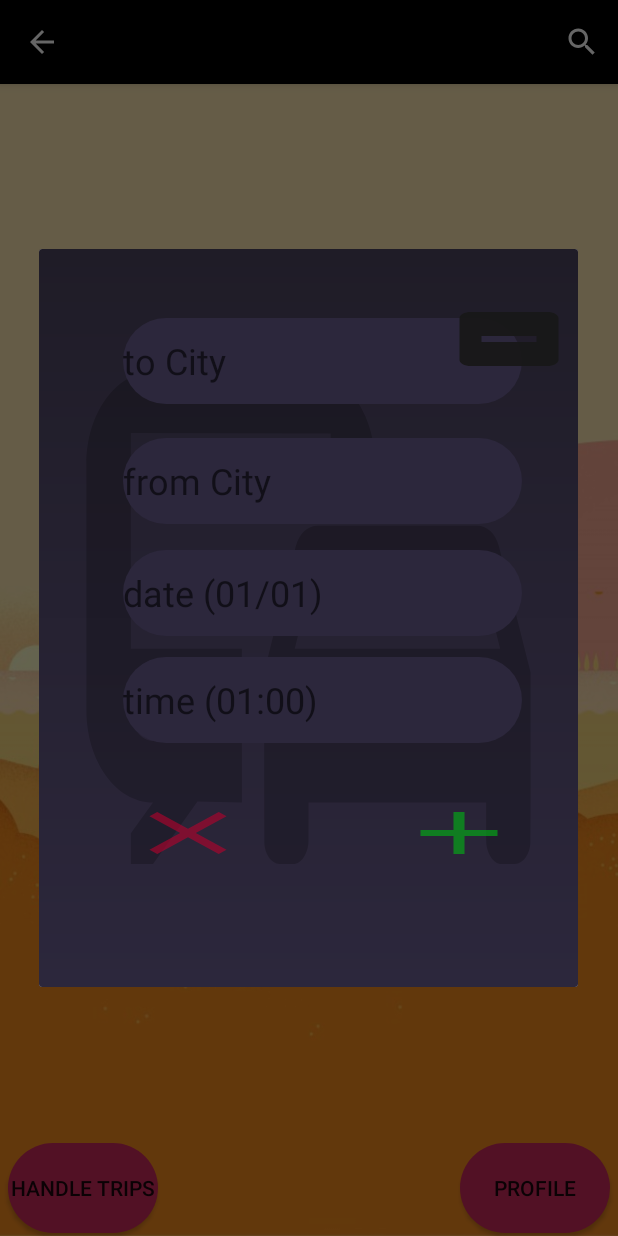
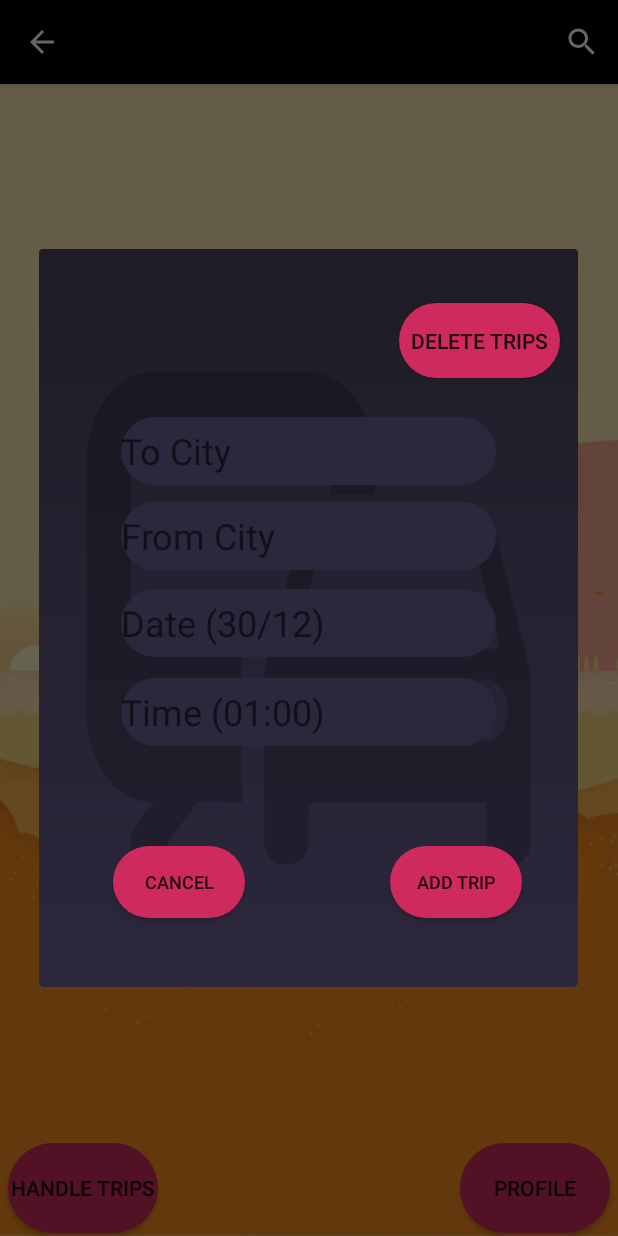
Before and after one commit to Rejabo/Android_Application, an Android app: the Search screen opened directly, with no data from a screen before it, after a tap on "HANDLE TRIPS", on a phone screen of 412 x 824 dp. Run offline under Robolectric (Android 15) with nearby library versions, the phone set to English and light mode, and no system bars; our stand-ins replace CircleImageView, Firebase (no records; nobody signed in at launch, a user with empty details on screens opened directly), Volley; pictures from the network do not load.

Commit message:
New desgin_2

```diff
--- a/Alen_Fahad/app/src/main/java/com/example/triptogether/Search.java
+++ b/Alen_Fahad/app/src/main/java/com/example/triptogether/Search.java
@@ -216,7 +216,7 @@ public class Search extends AppCompatActivity {
                 myRef.setValue(fromto);
 
                 DatabaseReference myRef1 = db.getReference("users").child(UserDetails.username).child("course");
-                myRef1.setValue(dateTrip + "at time:" + timeTrip);
+                myRef1.setValue(dateTrip + ", at time: " + timeTrip);
 
                 DatabaseReference myRef2 = db.getReference("users").child(UserDetails.username).child("email");
                 myRef2.setValue(UserDetails.username);
--- a/Alen_Fahad/app/src/main/res/layout/activity_main.xml
+++ b/Alen_Fahad/app/src/main/res/layout/activity_main.xml
@@ -28,7 +28,8 @@
         android:layout_width="388dp"
         android:layout_height="196dp"
         android:layout_marginTop="220dp"
-        android:textColor="@color/white"
+        android:textColor="#000"
+        android:background="@drawable/bubble_in"
         android:textSize="18sp"
         app:layout_constraintBottom_toBottomOf="@+id/searchButton"
         app:layout_constraintEnd_toEndOf="parent"
--- a/Alen_Fahad/app/src/main/res/layout/activity_search.xml
+++ b/Alen_Fahad/app/src/main/res/layout/activity_search.xml
@@ -9,8 +9,8 @@
 
     <androidx.recyclerview.widget.RecyclerView
         android:id="@+id/recview"
-        android:layout_width="392dp"
-        android:layout_height="385dp"
+        android:layout_width="385dp"
+        android:layout_height="559dp"
         app:layout_constraintBottom_toBottomOf="parent"
         app:layout_constraintEnd_toEndOf="parent"
         app:layout_constraintHorizontal_bias="0.478"
--- a/Alen_Fahad/app/src/main/res/layout/editdescriptionpopup.xml
+++ b/Alen_Fahad/app/src/main/res/layout/editdescriptionpopup.xml
@@ -8,31 +8,29 @@
 
     <EditText
         android:id="@+id/editDescriptionText"
-        android:layout_width="305dp"
-        android:layout_height="251dp"
-        android:ems="10"
+        android:layout_width="321dp"
+        android:layout_height="100dp"
         android:inputType="textPersonName"
-        android:textColor="@color/white"
-        android:text="edit here"
+        android:textColor="#000"
         app:layout_constraintBottom_toBottomOf="parent"
         app:layout_constraintEnd_toEndOf="parent"
         app:layout_constraintStart_toStartOf="parent"
         app:layout_constraintTop_toTopOf="parent"
-        app:layout_constraintVertical_bias="0.0" />
+        app:layout_constraintVertical_bias="0.092" />
 
     <Button
         android:id="@+id/submitEditButton"
-        android:layout_width="83dp"
-        android:layout_height="67dp"
+        android:layout_width="95dp"
+        android:layout_height="60dp"
         android:layout_marginBottom="172dp"
+        android:background="@drawable/button_background"
         android:onClick="onClick"
-        android:background="@drawable/button_background"
         android:text="submit"
         app:layout_constraintBottom_toBottomOf="parent"
         app:layout_constraintEnd_toEndOf="@+id/editDescriptionText"
         app:layout_constraintHorizontal_bias="1.0"
         app:layout_constraintStart_toStartOf="@+id/editDescriptionText"
         app:layout_constraintTop_toBottomOf="@+id/editDescriptionText"
-        app:layout_constraintVertical_bias="0.0" />
+        app:layout_constraintVertical_bias="0.272" />
 
 </androidx.constraintlayout.widget.ConstraintLayout>
--- a/Alen_Fahad/app/src/main/res/layout/popup.xml
+++ b/Alen_Fahad/app/src/main/res/layout/popup.xml
@@ -20,62 +20,58 @@
         app:layout_constraintVertical_bias="0.19" />
 
     <EditText
-        android:id="@+id/toCity"
-        android:layout_width="266dp"
-        android:layout_height="57dp"
+        android:id="@+id/fromCity"
+        android:layout_width="250dp"
+        android:layout_height="45dp"
         android:background="@drawable/edit_text_background"
-        android:hint="to City"
+        android:hint="To City"
         android:textColor="@color/colorAccent"
         android:textSize="24sp"
         app:layout_constraintBottom_toBottomOf="@+id/newlisticon"
         app:layout_constraintEnd_toEndOf="@+id/newlisticon"
-        app:layout_constraintHorizontal_bias="0.604"
         app:layout_constraintStart_toStartOf="@+id/newlisticon"
         app:layout_constraintTop_toTopOf="@+id/newlisticon"
-        app:layout_constraintVertical_bias="0.106" />
+        app:layout_constraintVertical_bias="0.25" />
 
     <EditText
-        android:id="@+id/fromCity"
-        android:layout_width="266dp"
-        android:layout_height="57dp"
+        android:id="@+id/toCity"
+        android:layout_width="250dp"
+        android:layout_height="45dp"
         android:background="@drawable/edit_text_background"
-        android:hint="from City"
+        android:hint="From City"
         android:textColor="@color/colorAccent"
         android:textSize="24sp"
         app:layout_constraintBottom_toBottomOf="@+id/newlisticon"
         app:layout_constraintEnd_toEndOf="@+id/newlisticon"
-        app:layout_constraintHorizontal_bias="0.604"
         app:layout_constraintStart_toStartOf="@+id/newlisticon"
-        app:layout_constraintTop_toBottomOf="@+id/toCity"
-        app:layout_constraintVertical_bias="0.068" />
+        app:layout_constraintTop_toBottomOf="@+id/fromCity"
+        app:layout_constraintVertical_bias="0.04000002" />
 
     <EditText
         android:id="@+id/date"
-        android:layout_width="266dp"
-        android:layout_height="57dp"
+        android:layout_width="250dp"
+        android:layout_height="45dp"
         android:background="@drawable/edit_text_background"
-        android:hint="date (01/01)"
+        android:hint="Date (30/12)"
         android:textColor="@color/colorAccent"
         android:textSize="24sp"
         app:layout_constraintBottom_toBottomOf="@+id/newlisticon"
         app:layout_constraintEnd_toEndOf="@+id/newlisticon"
-        app:layout_constraintHorizontal_bias="0.604"
         app:layout_constraintStart_toStartOf="@+id/newlisticon"
         app:layout_constraintTop_toBottomOf="@+id/fromCity"
-        app:layout_constraintVertical_bias="0.068" />
+        app:layout_constraintVertical_bias="0.24000001" />
 
     <EditText
         android:id="@+id/time"
-        android:layout_width="266dp"
-        android:layout_height="57dp"
+        android:layout_width="250dp"
+        android:layout_height="45dp"
         android:layout_marginTop="14dp"
         android:background="@drawable/edit_text_background"
-        android:hint="time (01:00)"
+        android:hint="Time (01:00)"
         android:textColor="@color/colorAccent"
         android:textSize="24sp"
         app:layout_constraintBottom_toBottomOf="@+id/newlisticon"
         app:layout_constraintEnd_toEndOf="@+id/newlisticon"
-        app:layout_constraintHorizontal_bias="0.604"
         app:layout_constraintStart_toStartOf="@+id/newlisticon"
         app:layout_constraintTop_toBottomOf="@+id/date"
         app:layout_constraintVertical_bias="0.0" />
@@ -84,40 +80,42 @@
         android:id="@+id/addTripButton"
         android:layout_width="wrap_content"
         android:layout_height="wrap_content"
-
         android:layout_marginTop="36dp"
-        android:background="@drawable/ic_baseline_add_24"
+        android:background="@drawable/button_background"
         android:textSize="12sp"
+        android:text="Add trip"
         app:layout_constraintBottom_toBottomOf="@+id/newlisticon"
         app:layout_constraintEnd_toEndOf="@+id/newlisticon"
-        app:layout_constraintHorizontal_bias="0.875"
+        app:layout_constraintHorizontal_bias="0.868"
         app:layout_constraintStart_toStartOf="@+id/newlisticon"
         app:layout_constraintTop_toBottomOf="@+id/time"
-        app:layout_constraintVertical_bias="0.0" />
+        app:layout_constraintVertical_bias="0.405" />
 
     <Button
         android:id="@+id/cancelButton"
         android:layout_width="wrap_content"
         android:layout_height="wrap_content"
         android:layout_marginTop="36dp"
-        android:background="@drawable/ic_baseline_clear_24"
+        android:background="@drawable/button_background"
         android:textSize="12sp"
+        android:text="Cancel"
         app:layout_constraintBottom_toBottomOf="@+id/newlisticon"
         app:layout_constraintEnd_toEndOf="@+id/newlisticon"
-        app:layout_constraintHorizontal_bias="0.2"
+        app:layout_constraintHorizontal_bias="0.176"
         app:layout_constraintStart_toStartOf="@+id/newlisticon"
         app:layout_constraintTop_toBottomOf="@+id/time"
-        app:layout_constraintVertical_bias="0.0" />
+        app:layout_constraintVertical_bias="0.405" />
 
     <Button
         android:id="@+id/deleteTripsButton"
-        android:layout_width="wrap_content"
-        android:layout_height="wrap_content"
-        android:background="@drawable/ic_baseline_indeterminate_check_box_24"
+        android:layout_width="107dp"
+        android:layout_height="50dp"
+        android:background="@drawable/button_background"
         android:onClick="onClick"
+        android:text="Delete trips"
         app:layout_constraintBottom_toBottomOf="@+id/newlisticon"
         app:layout_constraintEnd_toEndOf="@+id/newlisticon"
-        app:layout_constraintHorizontal_bias="1.0"
+        app:layout_constraintHorizontal_bias="0.96"
         app:layout_constraintStart_toStartOf="@+id/newlisticon"
         app:layout_constraintTop_toTopOf="parent"
         app:layout_constraintVertical_bias="0.081" />
```
